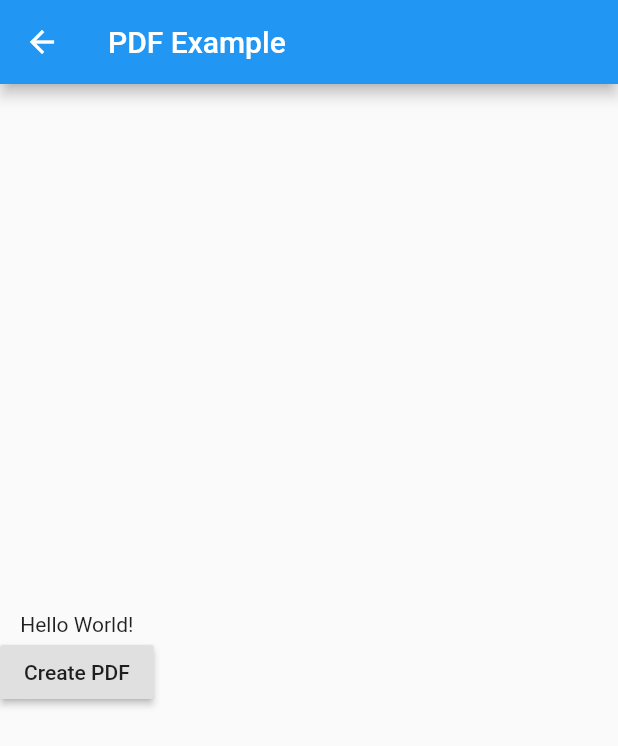
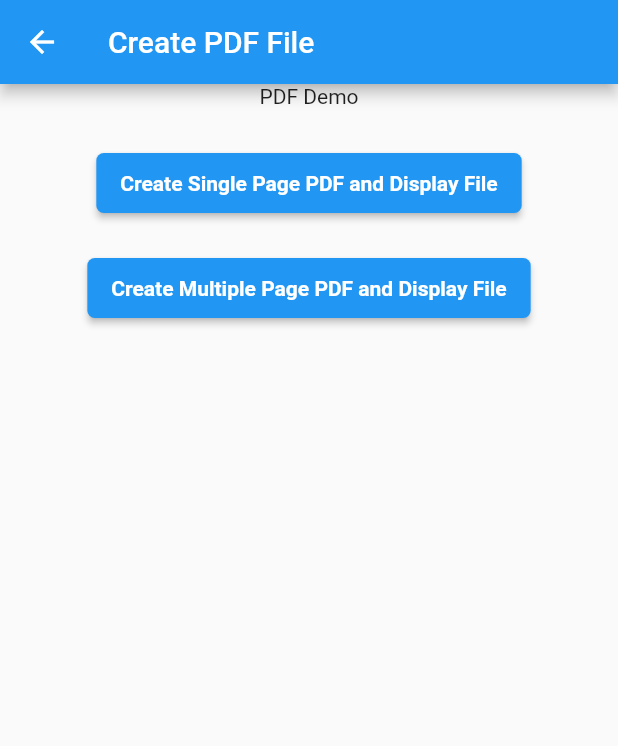
Before and after one commit to nvalakunde/FlutterPOC, a Flutter app: the screen it shows after launch, scrolled down 576 dp, after a tap on "Print PDF", on a phone screen of 412 x 824 dp. Shown: the top 746 px of the screen. Run offline on Flutter 3.47's test engine with Material 2 defaults, Android fonts, the phone set to English and light mode, and no system bars; our stand-ins replace audioplayers, carousel_slider, cloud_firestore, file, file_picker, fl_chart and 9 more; missing offline and left inert: downloads_path_provider, drag_list, flutter_audio_recorder, flutter_full_pdf_viewer, flutter_webview_plugin, painter and 1 more; accounts and stored records are empty; network calls fail.

Commit message:
no message

```diff
--- a/lib/main.dart
+++ b/lib/main.dart
@@ -490,19 +490,7 @@ RaisedButton(
               Navigator.push(
                 context,
                 MaterialPageRoute(
-                  builder: (context) => PDFOperationUI(),
-                ),
-              );
-            },
-            child: Text('PDFOperationUI'),
-          ),
-          RaisedButton(
-            color: themeColorYellow,
-            onPressed: () {
-              Navigator.push(
-                context,
-                MaterialPageRoute(
-                  builder: (context) => PDFPrintUI(),
+                  builder: (context) => PDFCreator(),
                 ),
               );
             },
--- a/lib/pdfcreate/pdrwriter.dart
+++ b/lib/pdfcreate/pdrwriter.dart
@@ -1,70 +1,65 @@
-import 'dart:io';
+import 'package:flutter/material.dart';
+import 'package:flutter_poc/pdfcreate/pdfreport.dart';
 
-import 'package:downloads_path_provider/downloads_path_provider.dart';
-import 'package:flutter/material.dart';
-import 'package:path_provider/path_provider.dart';
-import 'package:pdf/widgets.dart' as pw;
-
-import 'package:flutter/services.dart';
-import 'package:flutter_poc/CSS/textcss.dart';
-import 'package:flutter_poc/responsivescreen/responsive.dart';
-
-class PDFPrintUI extends StatefulWidget {
+class PDFCreator extends StatefulWidget {
   @override
-  _PDFPrintUIState createState() => _PDFPrintUIState();
+  _PDFCreatorState createState() => _PDFCreatorState();
 }
 
-class _PDFPrintUIState extends State<PDFPrintUI> {
+class _PDFCreatorState extends State<PDFCreator> {
   @override
   Widget build(BuildContext context) {
     return Scaffold(
       appBar: AppBar(
-        title: Text('PDF Example'),
+        title: Text("Create PDF File"),
       ),
-      body: Column(
-        crossAxisAlignment: CrossAxisAlignment.center,
-        mainAxisAlignment: MainAxisAlignment.center,
-        children: [
-          Text('Hello World!'),
-          RaisedButton(
-            child: Text("Create PDF"),
-            onPressed: () {
-              _openFileExplorer();
-            },
-          )
-        ],
+      body: Center(
+        child: Column(
+          children: [
+            Center(
+              child: Text("PDF Demo"),
+            ),
+            Container(
+              margin: EdgeInsets.only(top: 30),
+              height: 40,
+              child: RaisedButton(
+                shape: new RoundedRectangleBorder(
+                  borderRadius: new BorderRadius.circular(5.0),
+                ),
+                child: Text(
+                  'Create Single Page PDF and Display File',
+                  style: TextStyle(
+                      color: Colors.white, fontWeight: FontWeight.bold),
+                ),
+                color: Colors.blue,
+                onPressed: () {
+                  reportViewSinglePage(context);
+                },
+              ),
+            ),
+
+
+            Container(
+              margin: EdgeInsets.only(top: 30),
+              height: 40,
+              child: RaisedButton(
+                shape: new RoundedRectangleBorder(
+                  borderRadius: new BorderRadius.circular(5.0),
+                ),
+                child: Text(
+                  'Create Multiple Page PDF and Display File',
+                  style: TextStyle(
+                      color: Colors.white, fontWeight: FontWeight.bold),
+                ),
+                color: Colors.blue,
+                onPressed: () {
+                  reportViewMultiplePage(context);
+                },
+              ),
+            ),
+          ],
+        ),
       ),
     );
   }
-
-  Future<void> _openFileExplorer() async {
-    final doc = pw.Document();
-
-    doc.addPage(
-      pw.Page(
-        build: (pw.Context context) => pw.Center(
-          child: pw.Text('Hello World!'),
-        ),
-      ),
-    );
-
-    Future<Directory> downloadsDirectory =
-        DownloadsPathProvider.downloadsDirectory;
-    Directory _downloadsDirectory =
-        await DownloadsPathProvider.downloadsDirectory;
-    String dir;
-    if (Platform.isIOS) {
-      dir = (await getApplicationDocumentsDirectory()).absolute.path;
-    } else {
-      dir = _downloadsDirectory.path;
-    }
-    final String path = '$dir/example.pdf';
-    print(path);
-    final File file = File(path);
-    List<String> basename = path.split("/");
-    int len = basename.length;
-    String fileName = basename[len - 2] + "/" + basename[len - 1];
-    await file.writeAsBytes(doc.save());
-    doc.save();
-  }
 }
```
Also changed, not shown: lib/carosal/sqfdemo.dart (+84 -0 lines), lib/pdfcreate/pdfreport.dart (added, +119 -0 lines), lib/pdfcreate/pdfviewer.dart (added, +19 -0 lines), pubspec.lock, 3 other files.
